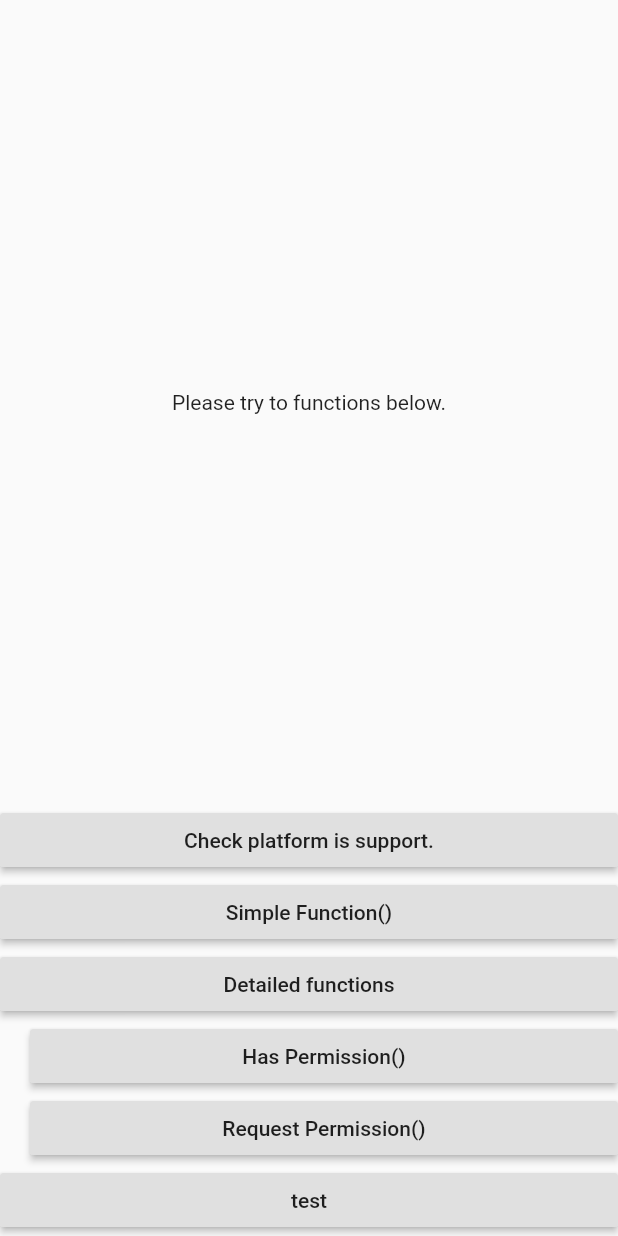
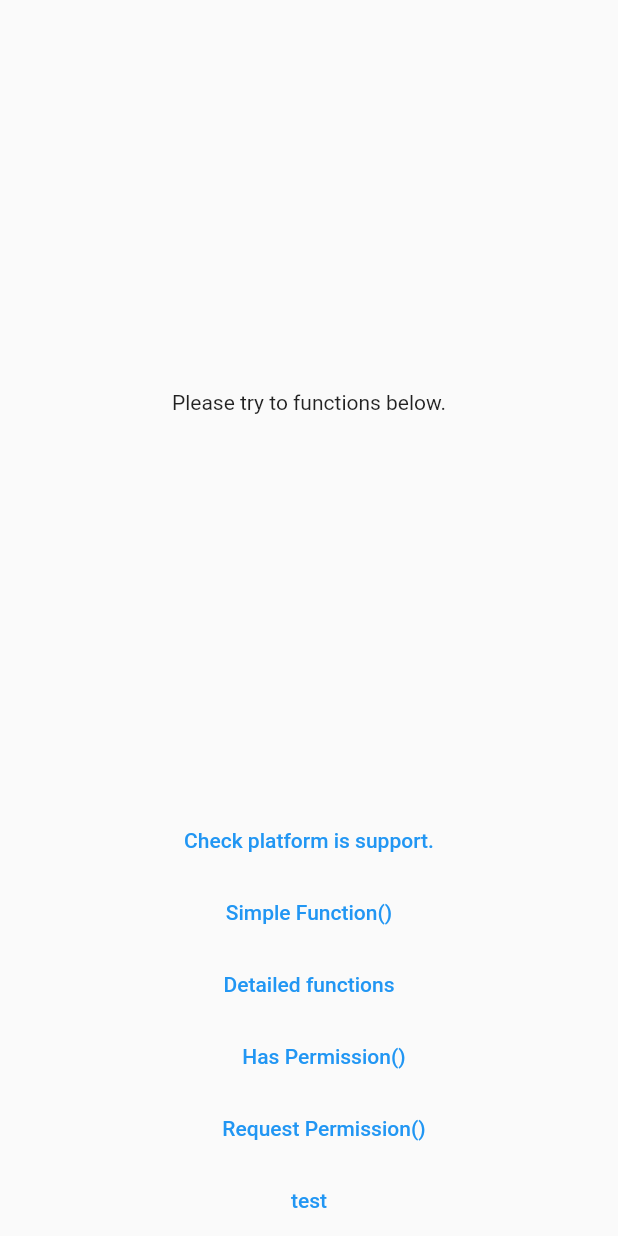
Before and after one commit to ssk-flutter/get_phone_number, a Flutter app: the screen it shows after launch, on a phone screen of 412 x 824 dp. Run offline on Flutter 3.47's test engine with Material 2 defaults, Android fonts, the phone set to English and light mode, and no system bars.

Commit message:
null-safety

```diff
--- a/example/lib/main.dart
+++ b/example/lib/main.dart
@@ -23,14 +23,14 @@ class _MyAppState extends State<MyApp> {
           crossAxisAlignment: CrossAxisAlignment.stretch,
           children: [
             Expanded(child: Center(child: Text(message))),
-            RaisedButton(
+            TextButton(
                 child: Text('Check platform is support.'),
                 onPressed: () => setState(() =>
                     message = 'support: ${GetPhoneNumber().isSupport()}')),
-            RaisedButton(
+            TextButton(
                 child: Text('Simple Function()'),
                 onPressed: () => onSimpleFunction()),
-            RaisedButton(
+            TextButton(
                 child: Text('Detailed functions'),
                 onPressed: () => onDetailedFunctions()),
             Padding(
@@ -38,13 +38,13 @@ class _MyAppState extends State<MyApp> {
               child: Column(
                 crossAxisAlignment: CrossAxisAlignment.stretch,
                 children: [
-                  RaisedButton(
+                  TextButton(
                       child: Text('Has Permission()'),
                       onPressed: () async {
                         final result = await GetPhoneNumber().hasPermission();
                         setState(() => message = 'has permission: $result');
                       }),
-                  RaisedButton(
+                  TextButton(
                       child: Text('Request Permission()'),
                       onPressed: () async {
                         final result =
@@ -54,7 +54,7 @@ class _MyAppState extends State<MyApp> {
                 ],
               ),
             ),
-            RaisedButton(
+            TextButton(
                 child: Text('test'), onPressed: () => getSimCardList()),
           ],
         ),
--- a/lib/sim_card.dart
+++ b/lib/sim_card.dart
@@ -9,21 +9,21 @@ class SimCard {
   final String countryPhonePrefix;
 
   SimCard({
-    this.carrierName,
-    this.displayName,
-    this.slotIndex,
-    this.number,
-    this.countryIso,
-    this.countryPhonePrefix,
+    this.carrierName = '',
+    this.displayName = '',
+    this.slotIndex = -1,
+    this.number = '',
+    this.countryIso = '',
+    this.countryPhonePrefix = '',
   });
 
   factory SimCard.fromMap(Map<String, dynamic> json) => SimCard(
-        carrierName: json["carrierName"],
-        displayName: json["displayName"],
-        slotIndex: json["slotIndex"],
-        number: json["number"],
-        countryIso: json["countryIso"],
-        countryPhonePrefix: json["countryPhonePrefix"],
+        carrierName: json["carrierName"] ?? '',
+        displayName: json["displayName"] ?? '',
+        slotIndex: json["slotIndex"] ?? -1,
+        number: json["number"] ?? '',
+        countryIso: json["countryIso"] ?? '',
+        countryPhonePrefix: json["countryPhonePrefix"] ?? '',
       );
 
   Map<String, dynamic> toMap() => {
```
